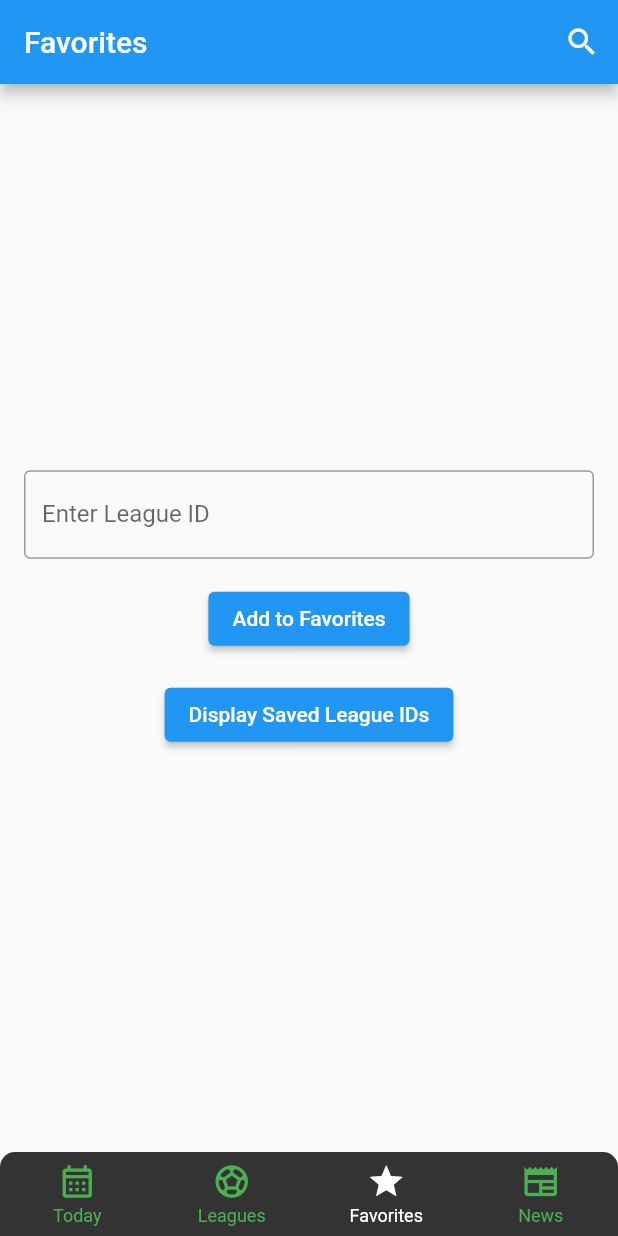
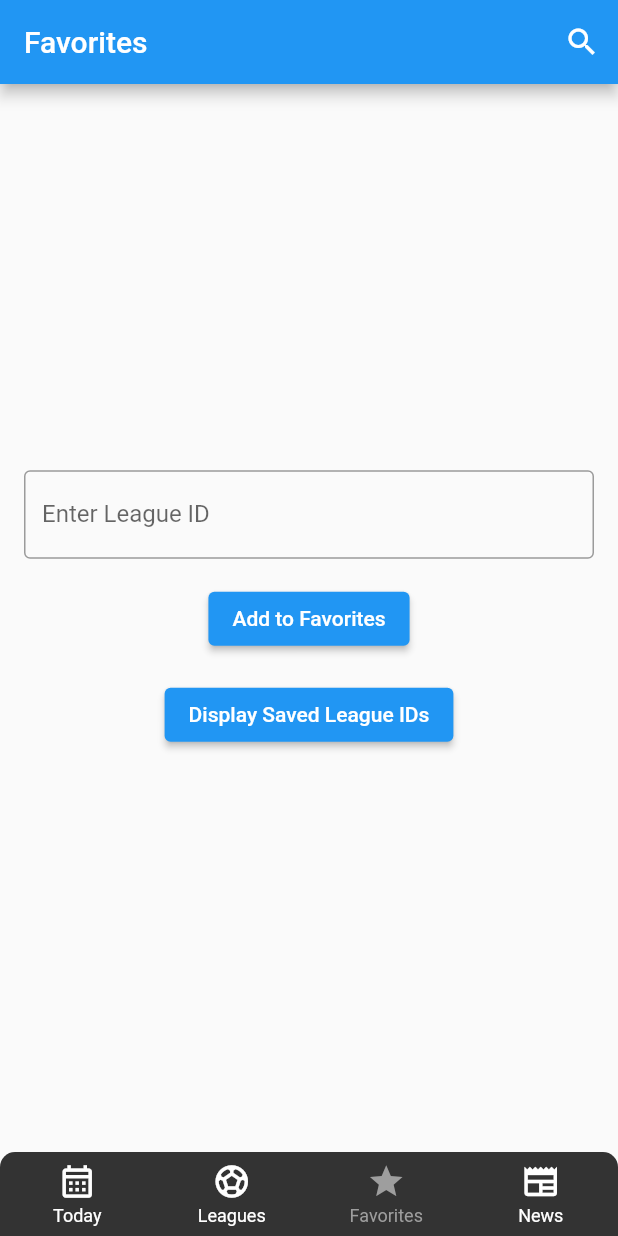
Before and after one commit to ilianor98/podosphere, a Flutter app: the screen it shows after launch, item 3 of the bottom bar chosen, on a phone screen of 412 x 824 dp. Run offline on Flutter 3.47's test engine with Material 2 defaults, Android fonts, the phone set to English and light mode, and no system bars; drawn by our look-alikes of persistent_bottom_nav_bar; our stand-ins replace flutter_svg, shared_preferences; missing offline and left inert: flutter_inappwebview.

Commit message:
modified standings and played with colors

```diff
--- a/lib/game_by_league_details.dart
+++ b/lib/game_by_league_details.dart
@@ -50,7 +50,7 @@ class TodayDetails extends StatelessWidget {
         .toList();
 
     return Scaffold(
-      backgroundColor: Colors.green,
+      backgroundColor: const Color(0xFF333333),
       appBar: AppBar(
         title: Text(
           '$leagueName Fixtures',
@@ -58,7 +58,7 @@ class TodayDetails extends StatelessWidget {
           style: const TextStyle(
               fontSize: 32, fontWeight: FontWeight.normal, color: Colors.white),
         ),
-        backgroundColor: const Color(0xFF333333),
+        backgroundColor: Colors.grey.shade700,
         centerTitle: true,
       ),
       body: Center(
@@ -71,7 +71,7 @@ class TodayDetails extends StatelessWidget {
                   child: Container(
                     padding: const EdgeInsets.all(16.0),
                     decoration: BoxDecoration(
-                      color: const Color(0xFF333333),
+                      color: Colors.grey.shade700,
                       borderRadius: BorderRadius.circular(12.0),
                     ),
                     child: SizedBox(
--- a/lib/main.dart
+++ b/lib/main.dart
@@ -43,26 +43,26 @@ class _BottomNavPageState extends State<BottomNavPage> {
         PersistentBottomNavBarItem(
           icon: const Icon(Icons.calendar_month_outlined),
           title: 'Today',
-          activeColorPrimary: Colors.white,
-          inactiveColorPrimary: Colors.green,
+          activeColorPrimary: Colors.grey,
+          inactiveColorPrimary: Colors.white,
         ),
         PersistentBottomNavBarItem(
           icon: const Icon(Icons.sports_soccer_sharp),
           title: 'Leagues',
-          activeColorPrimary: Colors.white,
-          inactiveColorPrimary: Colors.green,
+          activeColorPrimary: Colors.grey,
+          inactiveColorPrimary: Colors.white,
         ),
         PersistentBottomNavBarItem(
           icon: const Icon(Icons.star),
           title: 'Favorites',
-          activeColorPrimary: Colors.white,
-          inactiveColorPrimary: Colors.green,
+          activeColorPrimary: Colors.grey,
+          inactiveColorPrimary: Colors.white,
         ),
         PersistentBottomNavBarItem(
           icon: const Icon(Icons.newspaper),
           title: 'News',
-          activeColorPrimary: Colors.white,
-          inactiveColorPrimary: Colors.green,
+          activeColorPrimary: Colors.grey,
+          inactiveColorPrimary: Colors.white,
         ),
       ],
       confineInSafeArea: true,
```
Also changed, not shown: lib/games_by_league.dart (+13 -8 lines), lib/standings_widget.dart (+152 -14 lines), lib/todaygames.dart (+17 -10 lines).
